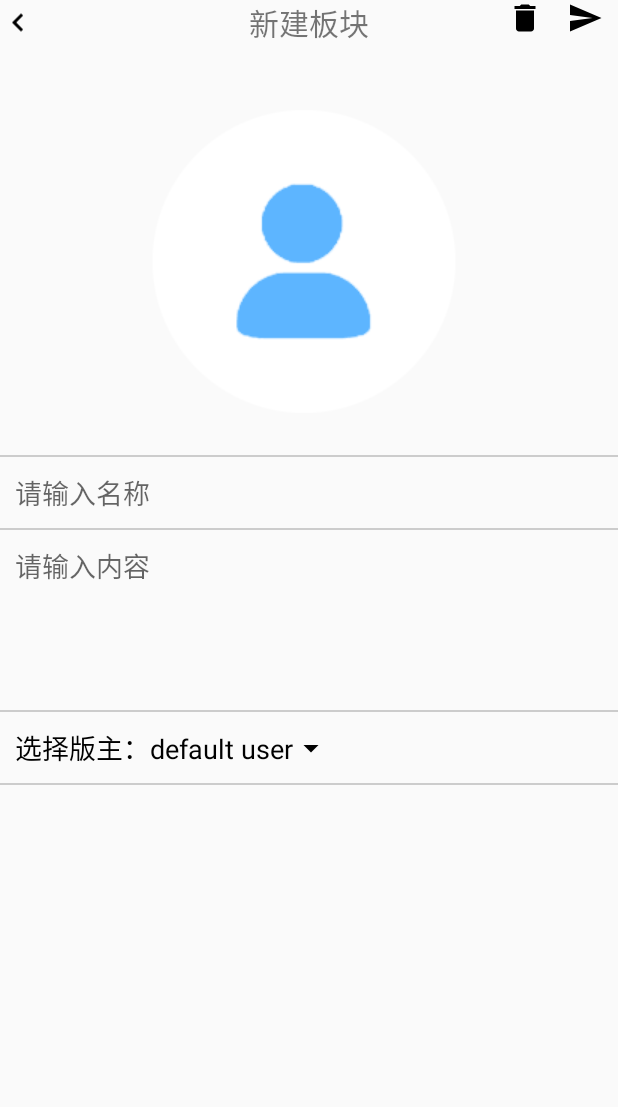
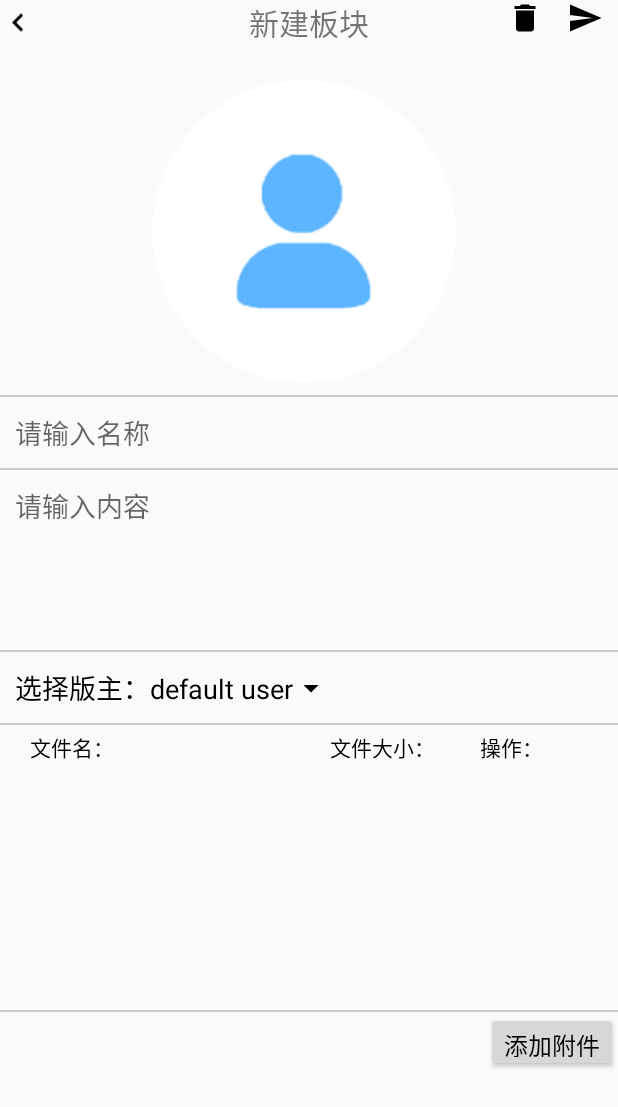
Before and after one commit to tall-talker/UIFrame, an Android app: the SectionNewActivity screen opened directly, with no data from a screen before it, on a phone screen of 412 x 824 dp. Shown: the top 1107 px of the screen. Run offline under Robolectric (Android 15) with nearby library versions, the phone set to English and light mode, and no system bars; our stand-ins replace ButterKnife; libraries missing offline, so code that uses them is left out: com.yalantis.ucrop, com.yanzhenjie.album.

Commit message:
完成添加附件功能

```diff
--- /dev/null
+++ b/app/src/main/java/com/oridway/www/uiframe/adpter/AttachmentListAdapter.java
@@ -0,0 +1,88 @@
+package com.oridway.www.uiframe.adpter;
+
+import android.annotation.SuppressLint;
+import android.content.Context;
+import android.view.LayoutInflater;
+import android.view.View;
+import android.view.ViewGroup;
+import android.widget.BaseAdapter;
+import android.widget.TextView;
+
+import com.oridway.www.uiframe.R;
+import com.oridway.www.uiframe.bean.ClsAttachMent;
+
+import java.util.List;
+
+
+public class AttachmentListAdapter extends BaseAdapter {
+
+    private List<ClsAttachMent> mList;
+    private LayoutInflater mInflater;
+    private Callback mCallback;
+
+    public interface Callback {
+
+        void onClick(View view, int position);
+    }
+
+    public AttachmentListAdapter(List<ClsAttachMent> attachments, Context mContext) {
+        this.mList = attachments;
+        mInflater = LayoutInflater.from(mContext);
+    }
+
+    public void setmCallback(Callback mCallback) {
+        this.mCallback = mCallback;
+    }
+
+    @Override
+    public int getCount() {
+        return mList.size();
+    }
+
+    @Override
+    public ClsAttachMent getItem(int position) {
+        return mList.get(position);
+    }
+
+    @Override
+    public long getItemId(int position) {
+        return position;
+    }
+
+    @SuppressLint("SetTextI18n")
+    @Override
+    public View getView(int position, View convertView, ViewGroup parent) {
+
+        ClsAttachMent clsAttachMent = mList.get(position);
+        ViewHolder holder;
+
+        if (convertView == null) {
+            holder = new ViewHolder();
+            convertView = mInflater.inflate(R.layout.item_attchment_list, null);
+            holder.delete = convertView.findViewById(R.id.attachment_delete);
+            holder.name = convertView.findViewById(R.id.attachment_name);
+            holder.size = convertView.findViewById(R.id.attachment_size);
+
+            convertView.setTag(holder);
+        } else {
+            holder = (ViewHolder) convertView.getTag();
+        }
+
+        holder.name.setText(clsAttachMent.getFilename());
+        long length = Long.parseLong(clsAttachMent.getSize());
+        holder.size.setText(length / 1024 + "KB");
+        holder.delete.setTag(position);
+
+        holder.delete.setOnClickListener(v -> {
+            mCallback.onClick(v, (Integer) v.getTag());
+        });
+        return convertView;
+    }
+
+    private class ViewHolder {
+
+        TextView name;
+        TextView size;
+        TextView delete;
+    }
+}
--- a/app/src/main/res/layout/activity_section_new.xml
+++ b/app/src/main/res/layout/activity_section_new.xml
@@ -1,5 +1,9 @@
 <?xml version="1.0" encoding="utf-8"?>
-<LinearLayout xmlns:android="http://schemas.android.com/apk/res/android"
+<ScrollView xmlns:android="http://schemas.android.com/apk/res/android"
+    android:layout_width="match_parent"
+    android:layout_height="match_parent">
+
+    <LinearLayout
         android:layout_width="match_parent"
         android:layout_height="match_parent"
         android:orientation="vertical">
@@ -12,8 +16,6 @@
             android:layout_width="wrap_content"
             android:layout_height="wrap_content"
             android:layout_gravity="center"
-        android:layout_margin="20dp"
-        android:minHeight="100dp"
             android:scaleType="centerCrop"
             android:src="@drawable/logo" />
 
@@ -23,10 +25,10 @@
             android:id="@+id/section_new_title"
             android:layout_width="match_parent"
             android:layout_height="wrap_content"
+            android:layout_margin="10dp"
             android:background="@null"
             android:hint="请输入名称"
             android:inputType="text"
-        android:layout_margin="10dp"
             android:textColor="@color/black" />
 
         <include layout="@layout/layout_item_divider_horizontal" />
@@ -63,11 +65,61 @@
                 android:layout_width="0dp"
                 android:layout_height="wrap_content"
                 android:layout_weight="1"
+                android:drawableEnd="@drawable/ic_arrow_drop_down_black_24dp"
                 android:text="default user"
-            android:drawableEnd="@drawable/ic_arrow_drop_down_black_24dp"
                 android:textColor="@color/black"
                 android:textSize="18sp" />
         </LinearLayout>
 
         <include layout="@layout/layout_item_divider_horizontal" />
+
+        <LinearLayout
+            android:layout_width="match_parent"
+            android:layout_height="wrap_content"
+            android:gravity="center_vertical"
+            android:orientation="horizontal">
+
+            <TextView
+                android:layout_width="200dp"
+                android:layout_height="wrap_content"
+                android:layout_marginStart="20dp"
+                android:gravity="center_vertical"
+                android:minHeight="30dp"
+                android:text="文件名："
+                android:textColor="@color/black" />
+
+            <TextView
+                android:layout_width="100dp"
+                android:layout_height="30dp"
+                android:gravity="center_vertical"
+                android:text="文件大小："
+                android:textColor="@color/black" />
+
+            <TextView
+                android:layout_width="wrap_content"
+                android:layout_height="30dp"
+                android:gravity="center_vertical"
+                android:text="操作："
+                android:textColor="@color/black" />
+
         </LinearLayout>
+
+        <ListView
+            android:id="@+id/lv_attach"
+            android:layout_width="match_parent"
+            android:layout_height="160dp"
+            android:divider="@null" />
+
+        <include layout="@layout/layout_item_divider_horizontal" />
+
+        <TextView
+            android:id="@+id/tv_upload_attach"
+            style="@style/Widget.AppCompat.Button"
+            android:layout_width="wrap_content"
+            android:layout_height="40dp"
+            android:layout_gravity="end"
+            android:text="添加附件"
+            android:textColor="@color/black"
+            android:textSize="16sp" />
+    </LinearLayout>
+</ScrollView>
--- a/app/src/main/res/values/strings.xml
+++ b/app/src/main/res/values/strings.xml
@@ -1,5 +1,5 @@
 <resources>
     <string name="app_name">UIFrame</string>
     <string name="action_settings">Settings</string>
-
+    <string name="upload_warning">可以上传的格式为文档、压缩包和图片，单个文件不能超过5MB，一次最多只能传送4个文件！</string>
 </resources>
```
Also changed, not shown: app/src/main/java/com/oridway/www/uiframe/activity/SectionNewActivity.java (+100 -0 lines), app/src/main/java/com/oridway/www/uiframe/bean/ClsAttachMent.java (added, +96 -0 lines), app/src/main/res/layout/item_attchment_list.xml (added, +33 -0 lines). Lines whose indentation alone changed are shown as unchanged.
